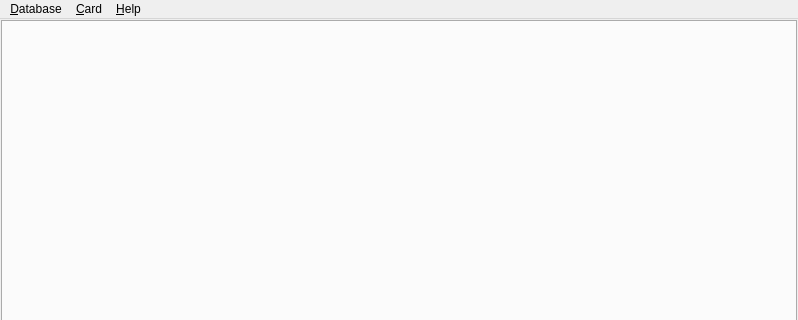
Above: src/gui/main_window.ui from ProjectIgnis/Datacorn before the change; both pictures show x 0 to 798 and y 0 to 320 of the 798 by 716 pixel window. Below: the same form after it.
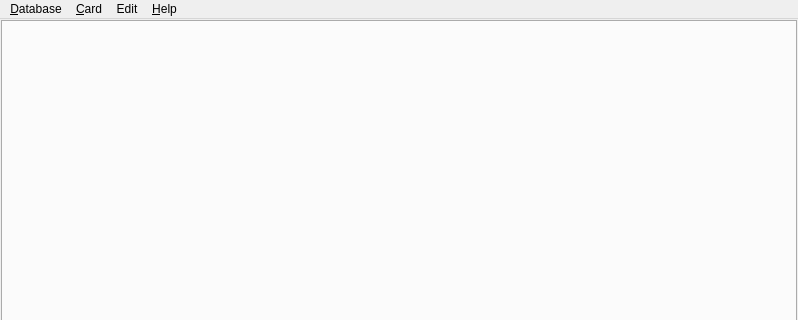
That is the form after the change. Icons and pictures are not drawn.

Diff of the .ui file:
```diff
--- a/src/gui/main_window.ui
+++ b/src/gui/main_window.ui
@@ -80,8 +80,16 @@
     <addaction name="actionSaveData"/>
     <addaction name="actionDeleteData"/>
    </widget>
+   <widget class="QMenu" name="menuAction">
+    <property name="title">
+     <string>Edit</string>
+    </property>
+    <addaction name="actionCopySelectedCards"/>
+    <addaction name="actionPasteClipboardCards"/>
+   </widget>
    <addaction name="menuDatabase"/>
    <addaction name="menuCard"/>
+   <addaction name="menuAction"/>
    <addaction name="menuHelp"/>
   </widget>
   <action name="actionNewDatabase">
```
Left out of the diff: 28 changed lines with no effect on the pictures.
